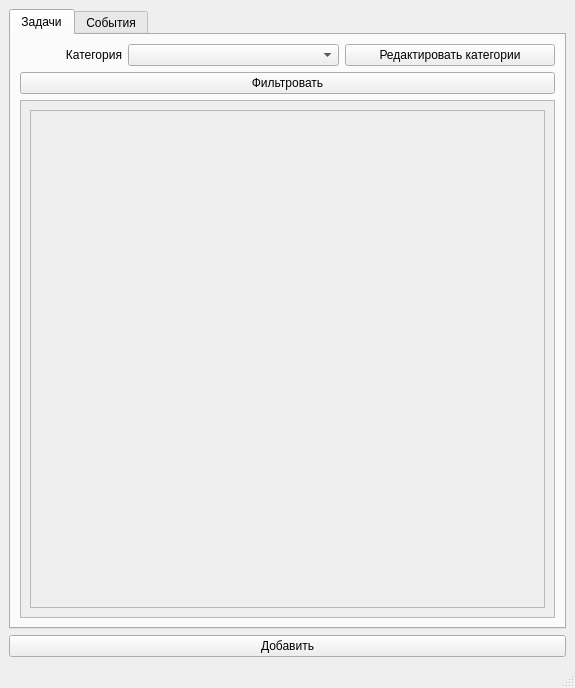
Before: the Qt Designer form ui files/mainWindow.ui in SutsuraGod/To-Do-List, drawn with Qt 5.
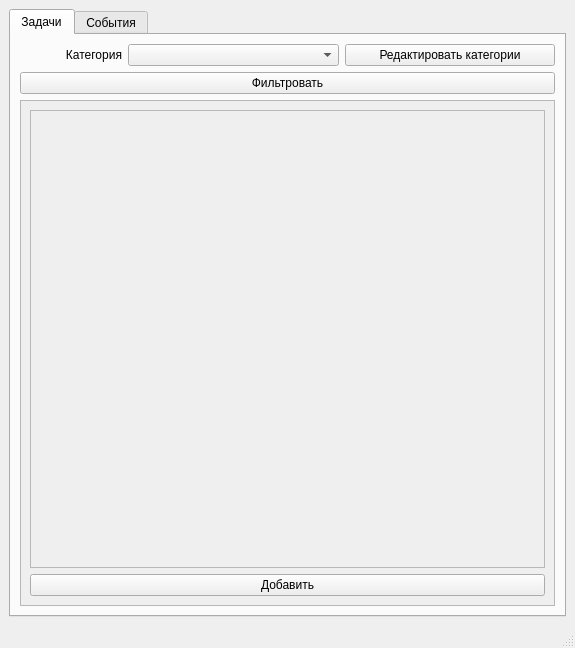
After: the same form once the commit is applied.

Patch:
```diff
--- a/ui files/mainWindow.ui
+++ b/ui files/mainWindow.ui
@@ -7,7 +7,7 @@
     <x>0</x>
     <y>0</y>
     <width>575</width>
-    <height>688</height>
+    <height>648</height>
    </rect>
   </property>
   <property name="windowTitle">
@@ -60,7 +60,7 @@
              <x>0</x>
              <y>0</y>
              <width>531</width>
-             <height>517</height>
+             <height>506</height>
             </rect>
            </property>
            <layout class="QGridLayout" name="gridLayout_4">
@@ -74,6 +74,13 @@
               </property>
              </widget>
             </item>
+            <item row="1" column="0">
+             <widget class="QPushButton" name="addTaskButton">
+              <property name="text">
+               <string>Добавить</string>
+              </property>
+             </widget>
+            </item>
            </layout>
           </widget>
          </widget>
@@ -116,13 +123,6 @@
       </widget>
      </widget>
     </item>
-    <item row="1" column="0">
-     <widget class="QPushButton" name="addTaskButton">
-      <property name="text">
-       <string>Добавить</string>
-      </property>
-     </widget>
-    </item>
    </layout>
   </widget>
   <widget class="QStatusBar" name="statusbar"/>
```
